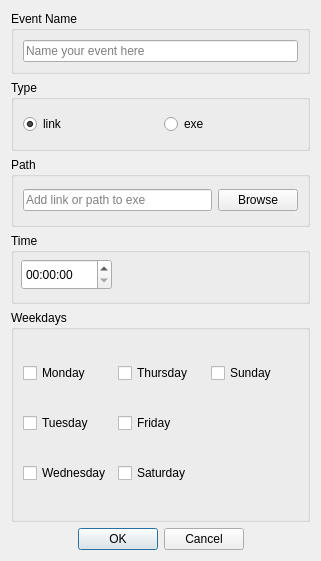
Above: UlyssesApp/eventedit.ui from EdsilvaEps/Ulysses before the change. Below: the same form after it.
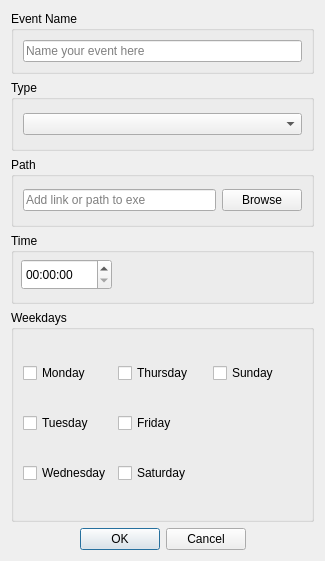
That is the form after the change.

Commit message: Adding script support to visual selection

Patch:
```diff
--- a/UlyssesApp/eventedit.ui
+++ b/UlyssesApp/eventedit.ui
@@ -6,7 +6,7 @@
    <rect>
     <x>0</x>
     <y>0</y>
-    <width>321</width>
+    <width>325</width>
     <height>561</height>
    </rect>
   </property>
@@ -49,19 +49,9 @@
      </property>
      <layout class="QHBoxLayout" name="horizontalLayout">
       <item>
-       <widget class="QRadioButton" name="linkTypeSelection">
-        <property name="text">
-         <string>link</string>
-        </property>
-        <property name="checked">
-         <bool>true</bool>
-        </property>
-       </widget>
-      </item>
-      <item>
-       <widget class="QRadioButton" name="exeTypeSelection">
-        <property name="text">
-         <string>exe</string>
+       <widget class="QComboBox" name="comboBox">
+        <property name="placeholderText">
+         <string>Link</string>
         </property>
        </widget>
       </item>
```
The commit also changes 6 other files.
